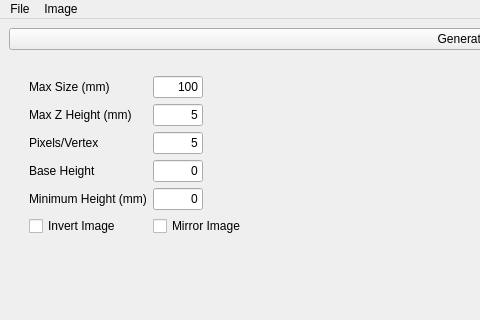
Qt form mainwindow.ui (gharley/Lithophane) before a commit; both pictures show x 0 to 480 and y 0 to 320 of the 1024 by 768 pixel window.
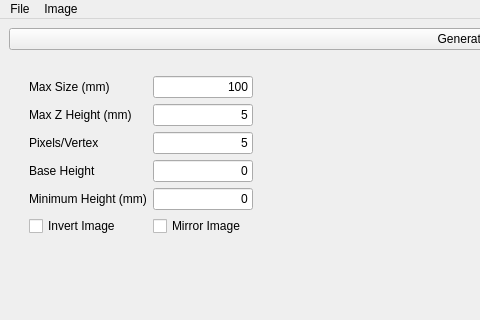
The same form after that commit.

Diff of the .ui file:
```diff
--- a/mainwindow.ui
+++ b/mainwindow.ui
@@ -79,7 +79,7 @@
             </property>
             <property name="maximumSize">
              <size>
-              <width>50</width>
+              <width>100</width>
               <height>16777215</height>
              </size>
             </property>
@@ -111,7 +111,7 @@
             </property>
             <property name="maximumSize">
              <size>
-              <width>50</width>
+              <width>100</width>
               <height>16777215</height>
              </size>
             </property>
@@ -150,7 +150,7 @@
             </property>
             <property name="maximumSize">
              <size>
-              <width>50</width>
+              <width>100</width>
               <height>16777215</height>
              </size>
             </property>
@@ -172,7 +172,7 @@
             </property>
             <property name="maximumSize">
              <size>
-              <width>50</width>
+              <width>100</width>
               <height>16777215</height>
              </size>
             </property>
@@ -204,7 +204,7 @@
             </property>
             <property name="maximumSize">
              <size>
-              <width>50</width>
+              <width>100</width>
               <height>16777215</height>
              </size>
             </property>
```
Left out of the diff: 13 changed lines with no effect on the pictures.
